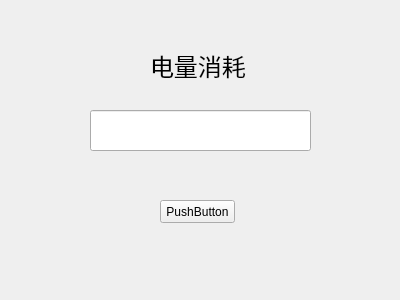
Old version of the form PrintMark/pyBattery.ui in the repository radtek/PrintfMark-jieda.
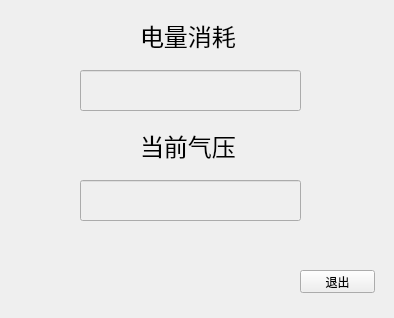
New version of the form.

The edit to the form file:
```diff
--- a/PrintMark/pyBattery.ui
+++ b/PrintMark/pyBattery.ui
@@ -6,18 +6,21 @@
    <rect>
     <x>0</x>
     <y>0</y>
-    <width>400</width>
-    <height>300</height>
+    <width>394</width>
+    <height>318</height>
    </rect>
   </property>
   <property name="windowTitle">
    <string>pyBattery</string>
   </property>
   <widget class="QLineEdit" name="lineEdit">
+   <property name="enabled">
+    <bool>false</bool>
+   </property>
    <property name="geometry">
     <rect>
-     <x>90</x>
-     <y>110</y>
+     <x>80</x>
+     <y>70</y>
      <width>221</width>
      <height>41</height>
     </rect>
@@ -26,8 +29,8 @@
   <widget class="QLabel" name="label">
    <property name="geometry">
     <rect>
-     <x>150</x>
-     <y>40</y>
+     <x>140</x>
+     <y>10</y>
      <width>101</width>
      <height>51</height>
     </rect>
@@ -45,14 +48,46 @@
   <widget class="QPushButton" name="pushButton">
    <property name="geometry">
     <rect>
-     <x>160</x>
-     <y>200</y>
+     <x>300</x>
+     <y>270</y>
      <width>75</width>
      <height>23</height>
     </rect>
    </property>
    <property name="text">
-    <string>PushButton</string>
+    <string>退出</string>
+   </property>
+  </widget>
+  <widget class="QLineEdit" name="lineEdit_2">
+   <property name="enabled">
+    <bool>false</bool>
+   </property>
+   <property name="geometry">
+    <rect>
+     <x>80</x>
+     <y>180</y>
+     <width>221</width>
+     <height>41</height>
+    </rect>
+   </property>
+  </widget>
+  <widget class="QLabel" name="label_2">
+   <property name="geometry">
+    <rect>
+     <x>140</x>
+     <y>120</y>
+     <width>101</width>
+     <height>51</height>
+    </rect>
+   </property>
+   <property name="font">
+    <font>
+     <family>宋体</family>
+     <pointsize>18</pointsize>
+    </font>
+   </property>
+   <property name="text">
+    <string>当前气压</string>
    </property>
   </widget>
  </widget>
```
